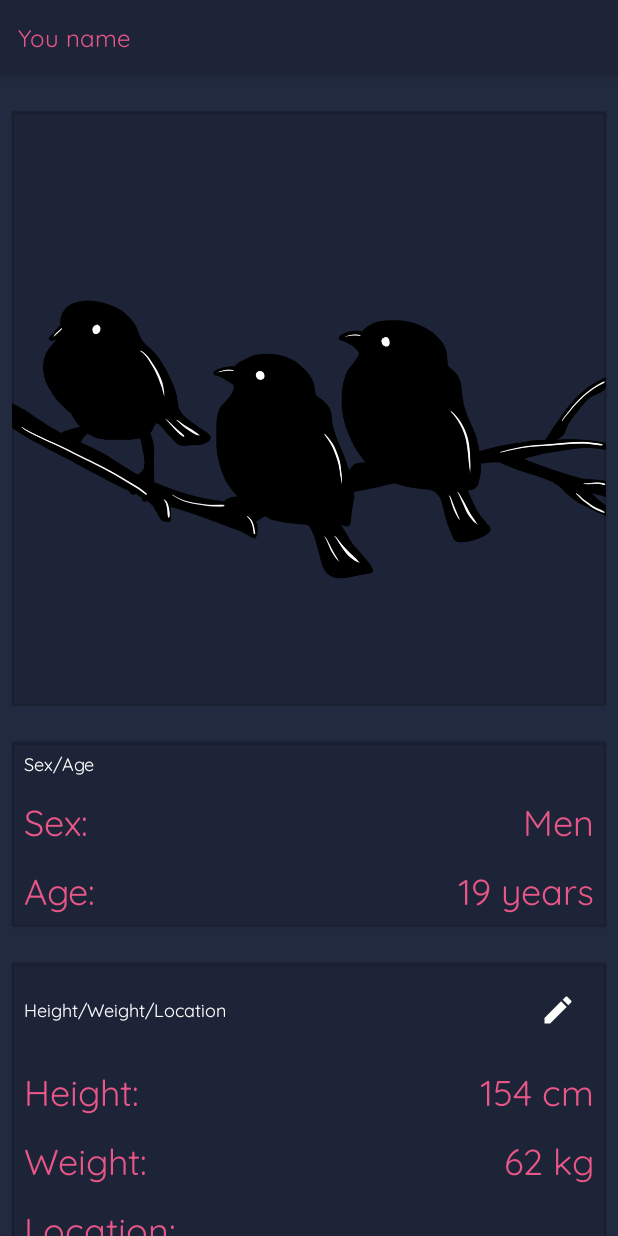
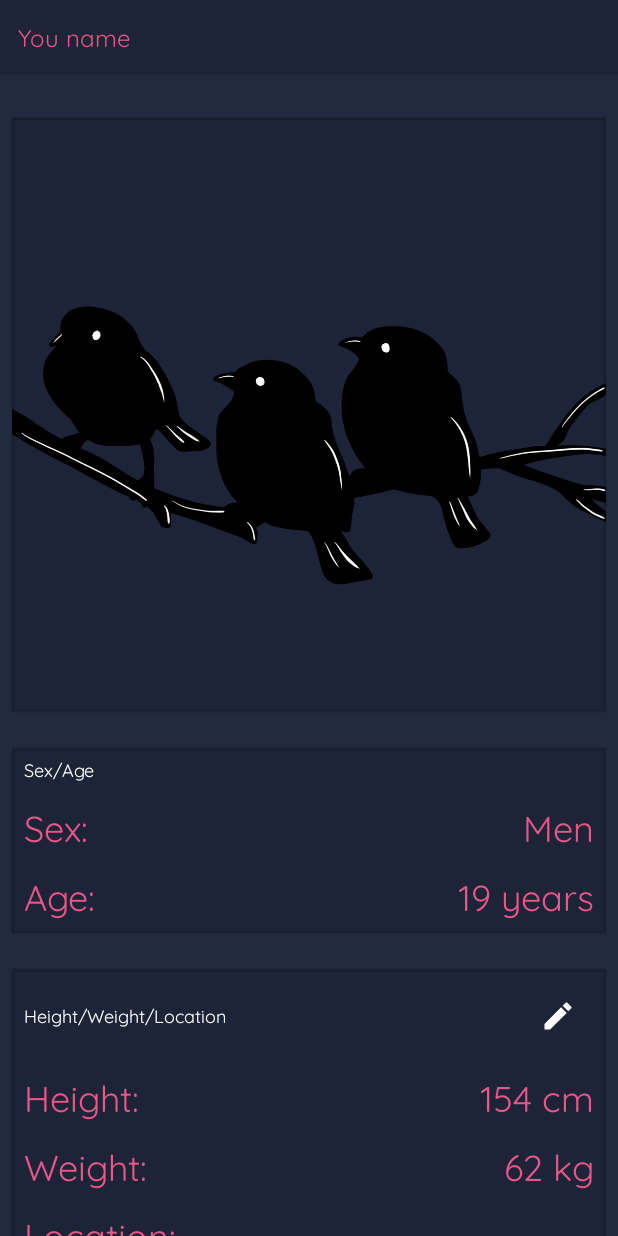
Before and after one commit to Privatik/UnknowApp, an Android app built with Jetpack Compose: the screen it shows after launch (MainActivity), after a tap on "Sing in", on a phone screen of 412 x 824 dp. Run offline under Robolectric (Android 15) with nearby library versions, the phone set to English and light mode, and no system bars; our stand-ins replace Dagger/Hilt's generated code, Timber, accompanist.

```diff
--- a/app/src/main/java/com/io/unknow/presentation/list_of_dialogs/ListOfDialogScreen.kt
+++ b/app/src/main/java/com/io/unknow/presentation/list_of_dialogs/ListOfDialogScreen.kt
@@ -25,7 +25,7 @@ fun ListOfDialogsScreen(
     heightToolbarCollapsed: Dp = 50.dp
 ){
 
-    val heightToolbarExpanded: Dp = heightToolbarCollapsed.times(2f)
+    val heightToolbarExpanded: Dp = heightToolbarCollapsed.times(2.5f)
 
     val toolbarHeightCollapsedPx = with(LocalDensity.current){
         heightToolbarCollapsed.roundToPx().toFloat()
@@ -63,7 +63,7 @@ fun ListOfDialogsScreen(
             modifier = Modifier
                 .padding(
                     PaddingValues(
-                        top = with(LocalDensity.current) {(toolbarOffsetHeightPx.value).toDp()},
+                        top = with(LocalDensity.current) {(toolbarOffsetHeightPx.value - toolbarHeightCollapsedPx).toDp()},
                         start = SpaceSmall,
                         end = SpaceSmall
                     )))
--- a/app/src/main/java/com/io/unknow/presentation/profile/ProfileScreen.kt
+++ b/app/src/main/java/com/io/unknow/presentation/profile/ProfileScreen.kt
@@ -48,7 +48,8 @@ fun ProfileScreen(
             modifier = Modifier
                 .fillMaxWidth()
                 .height(height = heightToolbar),
-            backgroundColor = MaterialTheme.colors.primary
+            backgroundColor = MaterialTheme.colors.primary,
+            elevation = 0.dp
         ) {
             Text(
                 text = "You name",
@@ -56,6 +57,10 @@ fun ProfileScreen(
                 modifier = Modifier.padding(SpaceSmall)
             )
         }
+        Spacer(modifier = Modifier
+            .height(Shadow)
+            .background(Color.Black)
+        )
         LazyColumn(
             contentPadding = PaddingValues(SpaceSmall)
         ){
--- a/app/src/main/java/com/io/unknow/presentation/ui/theme/Color.kt
+++ b/app/src/main/java/com/io/unknow/presentation/ui/theme/Color.kt
@@ -6,6 +6,7 @@ val EbonyClay = Color(0xFF222a3f)
 val DarkPink = Color(0xFFe95788)
 val MoreDarkPink = Color(0xFFBA426A)
 val Nevada = Color(0xFF676c7f)
+val MoreNevada = Color(0xFF51576C)
 val SteelGray =Color(0xFF1d2437)
 
 val White = Color(0xFFFFFFFF)
--- a/app/src/main/java/com/io/unknow/presentation/ui/theme/Dimensions.kt
+++ b/app/src/main/java/com/io/unknow/presentation/ui/theme/Dimensions.kt
@@ -12,9 +12,11 @@ val TextMedium = 24.sp
 
 val DialogCorner = 12.dp
 
-val Shadow = 1.dp
+val Shadow = 4.dp
 
 val SizePictureSmall = 50.dp
+val SizePicturePostSmall = 75.dp
+val SizePictureMedium = 100.dp
 
 val PaddingSmall = 5.dp
 val PaddingPostSmall = 10.dp
--- a/app/src/main/java/com/io/unknow/presentation/ui/theme/Theme.kt
+++ b/app/src/main/java/com/io/unknow/presentation/ui/theme/Theme.kt
@@ -3,6 +3,7 @@ package com.io.unknow.presentation.ui.theme
 import androidx.compose.material.MaterialTheme
 import androidx.compose.material.darkColors
 import androidx.compose.runtime.Composable
+import androidx.compose.ui.graphics.Color
 
 private val DarkColorPalette = darkColors(
     primary = SteelGray,
@@ -10,7 +11,8 @@ private val DarkColorPalette = darkColors(
     surface = Nevada,
     onPrimary = DarkPink,
     onBackground = MoreDarkPink,
-    onSurface = DarkPink
+    onSurface = MoreNevada,
+    onSecondary = Color.White
 )
 
         /* OtherDarkColorPalette default colors to override
--- a/app/src/main/res/values/colors.xml
+++ b/app/src/main/res/values/colors.xml
@@ -7,6 +7,7 @@
     <color name="dark_pink">#e95788</color>
     <color name="dark_pink_">#BA426A</color>
     <color name="nevada">#676c7f</color>
+    <color name="nevada_">#51576C</color>
     <color name="steel_gray">#1d2437</color>
 
     <color name="red">#E40108</color>
```
Also changed, not shown: app/src/main/java/com/io/unknow/presentation/list_of_dialogs/components/CollapsingToolbarWithOutlinedTextFiled.kt (+31 -31 lines), app/src/main/java/com/io/unknow/presentation/list_of_dialogs/components/ItemDialog.kt (+25 -10 lines).
